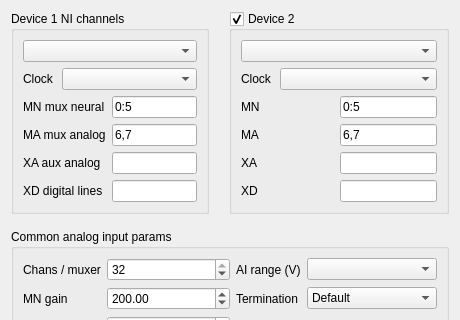
Above: Forms/NICfgTab.ui from billkarsh/SpikeGLX before the change; both pictures show x 0 to 460 and y 0 to 320 of the 460 by 534 pixel window. Below: the same form after it.
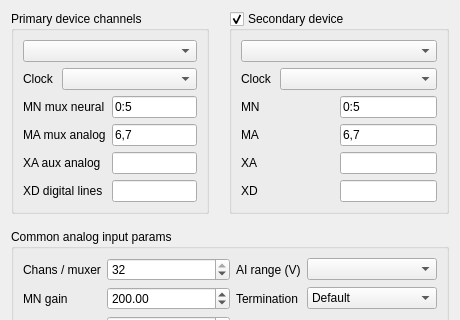
That is the form after the change.

Commit message: Name NI devices anything you want

```diff
--- a/Forms/NICfgTab.ui
+++ b/Forms/NICfgTab.ui
@@ -23,7 +23,7 @@
    <item row="0" column="0">
     <widget class="QGroupBox" name="dev1GB">
      <property name="title">
-      <string>Device 1 NI channels</string>
+      <string>Primary device channels</string>
      </property>
      <layout class="QGridLayout" name="gridLayout_2">
       <property name="verticalSpacing">
@@ -555,7 +555,7 @@
    <item row="0" column="1">
     <widget class="QGroupBox" name="dev2GB">
      <property name="title">
-      <string>Device 2</string>
+      <string>Secondary device</string>
      </property>
      <property name="flat">
       <bool>false</bool>
```
The commit also changes 6 other files.
